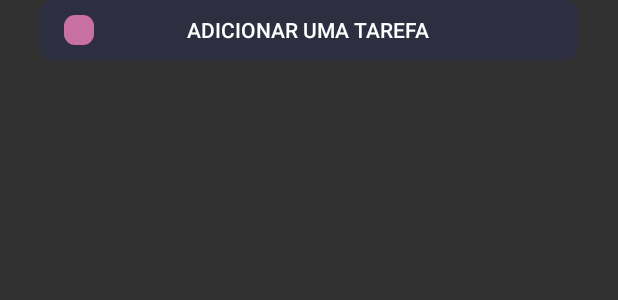
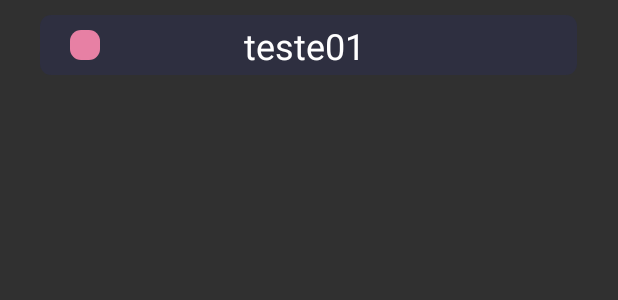
Before and after one commit to EdJunior0/ToDoList, an Android app: the layout todo_task.xml on its own in the app's theme, with its tools: preview values and no code run, on a phone screen of 412 x 824 dp. Shown: the top 300 px of the screen. Run offline under Robolectric (Android 15) with nearby library versions, the phone set to English and light mode, and no system bars.

Commit message:
add new functions

```diff
--- a/app/src/main/res/layout/todo_task.xml
+++ b/app/src/main/res/layout/todo_task.xml
@@ -1,33 +1,53 @@
 <?xml version="1.0" encoding="utf-8"?>
 <androidx.appcompat.widget.LinearLayoutCompat xmlns:android="http://schemas.android.com/apk/res/android"
+    xmlns:app="http://schemas.android.com/apk/res-auto"
     android:layout_width="match_parent"
-    android:layout_height="match_parent"
+    android:layout_height="wrap_content"
     xmlns:tools="http://schemas.android.com/tools"
-    android:layout_gravity="center_vertical"
     android:orientation="vertical"
     android:gravity="center_horizontal"
-    android:id="@+id/linearLayour">
+    android:id="@+id/linearLayout"
+    android:layout_marginTop="10dp">
 
+    <androidx.constraintlayout.widget.ConstraintLayout
+        android:layout_width="358dp"
+        android:layout_height="wrap_content">
 
-    <RelativeLayout
-        android:layout_width="358dp"
-        android:layout_height="40dp">
-
-        <Button
+        <ImageView
             android:id="@+id/buttonCheckBox"
             android:layout_width="match_parent"
-            android:layout_height="match_parent"
+            android:layout_height="40dp"
+            android:background="@drawable/layout_border4"
             android:text="Adicionar uma tarefa"
             android:textColor="#fff"
-            android:background="@drawable/layout_border4"/>
+            app:layout_constraintTop_toTopOf="parent"
+            tools:layout_editor_absoluteX="26dp"
+            tools:ignore="MissingConstraints" />
+
+        <TextView
+            android:id="@+id/textList"
+            android:layout_width="wrap_content"
+            android:layout_height="wrap_content"
+            android:layout_gravity="center"
+            android:layout_marginStart="136dp"
+            android:layout_marginTop="4dp"
+            android:text="teste01"
+            android:textColor="#fff"
+            android:textSize="24sp"
+            app:layout_constraintStart_toStartOf="@+id/buttonCheckBox"
+            app:layout_constraintTop_toTopOf="@+id/buttonCheckBox"
+            tools:ignore="MissingConstraints" />
 
         <ImageView
             android:layout_width="20dp"
             android:layout_height="20dp"
-            android:layout_marginLeft="16dp"
+            android:layout_marginStart="20dp"
             android:layout_marginTop="10dp"
-            android:background="@drawable/layout_border3">
-        </ImageView>
+            android:background="@drawable/layout_border3"
+            app:layout_constraintStart_toStartOf="@+id/buttonCheckBox"
+            app:layout_constraintTop_toTopOf="@+id/buttonCheckBox"
+            tools:ignore="MissingConstraints"></ImageView>
 
-    </RelativeLayout>
+    </androidx.constraintlayout.widget.ConstraintLayout>
+
 </androidx.appcompat.widget.LinearLayoutCompat>
```
Also changed, not shown: app/src/main/java/com/DataFlair/dataflairtodolist/Adapter.java (+11 -6 lines), app/src/main/java/com/DataFlair/dataflairtodolist/MainActivity.java (+23 -57 lines), app/src/main/java/com/DataFlair/dataflairtodolist/task_database/DatabaseAcess.java (+11 -3 lines), app/src/main/res/layout/activity_main.xml (+41 -40 lines).
